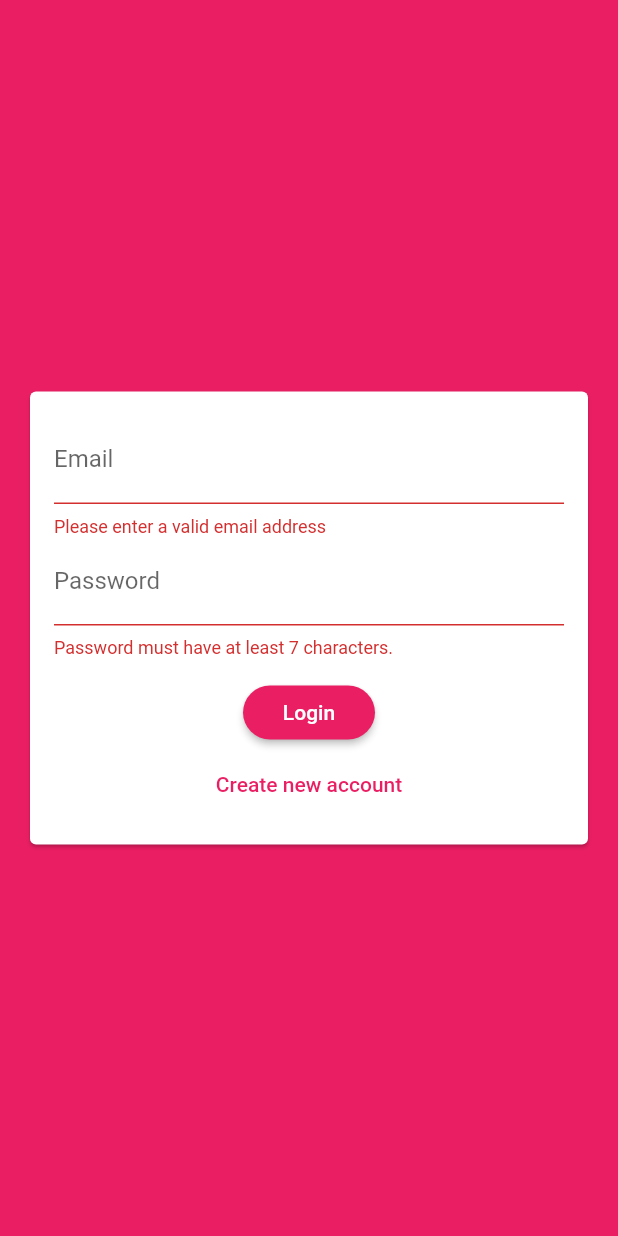
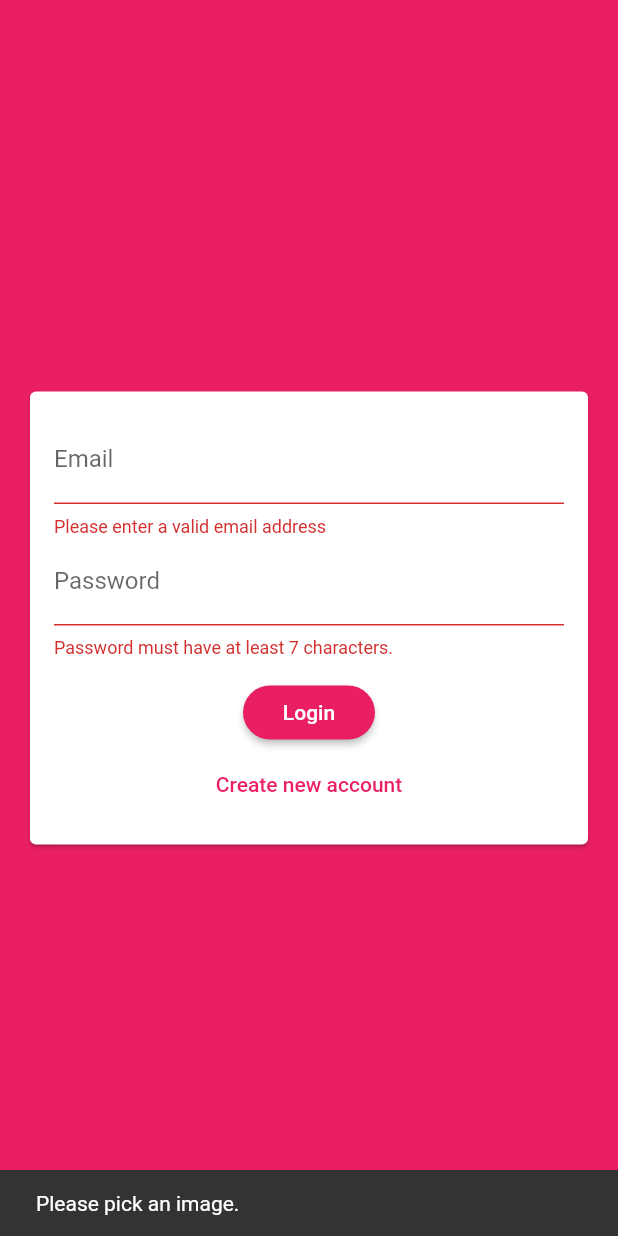
Before and after one commit to erinkelsey/chatapp-flutter, a Flutter app: the screen it shows after launch, after a tap on "Login", on a phone screen of 412 x 824 dp. Run offline on Flutter 3.47's test engine with Material 2 defaults, Android fonts, the phone set to English and light mode, and no system bars; our stand-ins replace cloud_firestore, firebase_auth, firebase_storage, image_picker; accounts and stored records are empty.

Commit message:
Upload image to firebase storage.

```diff
--- a/lib/screens/auth_screen.dart
+++ b/lib/screens/auth_screen.dart
@@ -1,7 +1,10 @@
+import 'dart:io';
+
 import 'package:flutter/material.dart';
 import 'package:firebase_auth/firebase_auth.dart';
 import 'package:flutter/services.dart';
 import 'package:cloud_firestore/cloud_firestore.dart';
+import 'package:firebase_storage/firebase_storage.dart';
 
 import '../widgets/auth/auth_form.dart';
 
@@ -17,6 +20,7 @@ class _AuthScreenState extends State<AuthScreen> {
   void _submitAuthForm(
     String email,
     String userName,
+    File image,
     String password,
     bool isLogin,
     BuildContext ctx,
@@ -37,11 +41,24 @@ class _AuthScreenState extends State<AuthScreen> {
           email: email,
           password: password,
         );
+
+        // upload image to Firebase Storage
+        final ref = FirebaseStorage.instance
+            .ref()
+            .child('user_images')
+            .child(authResult.user.uid + '.jpg');
+        await ref.putFile(image).onComplete;
+        final url = await ref.getDownloadURL();
+
         // save the username to Firebase
         await Firestore.instance
             .collection('users')
             .document(authResult.user.uid)
-            .setData({'username': userName, 'email': email});
+            .setData({
+          'username': userName,
+          'email': email,
+          'image_url': url,
+        });
       }
     } on PlatformException catch (err) {
       var message = 'An error occurred, please check your credentials.';
@@ -71,7 +88,10 @@ class _AuthScreenState extends State<AuthScreen> {
   Widget build(BuildContext context) {
     return Scaffold(
       backgroundColor: Theme.of(context).primaryColor,
-      body: AuthForm(_submitAuthForm, _isLoading),
+      body: AuthForm(
+        _submitAuthForm,
+        _isLoading,
+      ),
     );
   }
 }
--- a/lib/widgets/auth/auth_form.dart
+++ b/lib/widgets/auth/auth_form.dart
@@ -1,3 +1,5 @@
+import 'dart:io';
+
 import 'package:flutter/material.dart';
 
 import '../../pickers/user_image_picker.dart';
@@ -8,6 +10,7 @@ class AuthForm extends StatefulWidget {
   final void Function(
     String email,
     String userName,
+    File image,
     String password,
     bool isLogin,
     BuildContext ctx,
@@ -22,13 +25,26 @@ class AuthForm extends StatefulWidget {
 class _AuthFormState extends State<AuthForm> {
   final _formKey = GlobalKey<FormState>();
   var _isLogin = true;
+  var _userEmail = '';
+  var _userName = '';
+  var _userPassword = '';
+  File _userImageFile;
 
-  String _userEmail = '';
-  String _userName = '';
-  String _userPassword = '';
+  void _pickedImage(File image) {
+    _userImageFile = image;
+  }
 
   void _trySubmit() {
     final isValid = _formKey.currentState.validate();
+
+    if (_userImageFile == null) {
+      Scaffold.of(context).showSnackBar(
+        SnackBar(
+          content: Text('Please pick an image.'),
+        ),
+      );
+      return;
+    }
 
     FocusScope.of(context).unfocus(); // close keyboard
 
@@ -37,6 +53,7 @@ class _AuthFormState extends State<AuthForm> {
       widget.submitFn(
         _userEmail.trim(),
         _userName,
+        _userImageFile,
         _userPassword,
         _isLogin,
         context,
@@ -59,7 +76,7 @@ class _AuthFormState extends State<AuthForm> {
                 child: Column(
                   mainAxisSize: MainAxisSize.min,
                   children: <Widget>[
-                    if (!_isLogin) UserImagePicker(),
+                    if (!_isLogin) UserImagePicker(_pickedImage),
                     TextFormField(
                       key: ValueKey('email'),
                       validator: (value) {
--- a/pubspec.yaml
+++ b/pubspec.yaml
@@ -30,6 +30,7 @@ dependencies:
   cloud_firestore: ^0.13.7
   firebase_auth: ^0.16.1
   image_picker: ^0.6.7+4
+  firebase_storage: ^3.1.6
 
 dev_dependencies:
   flutter_test:
```
Also changed, not shown: lib/pickers/user_image_picker.dart (+11 -1 lines), pubspec.lock, 2 other files.
